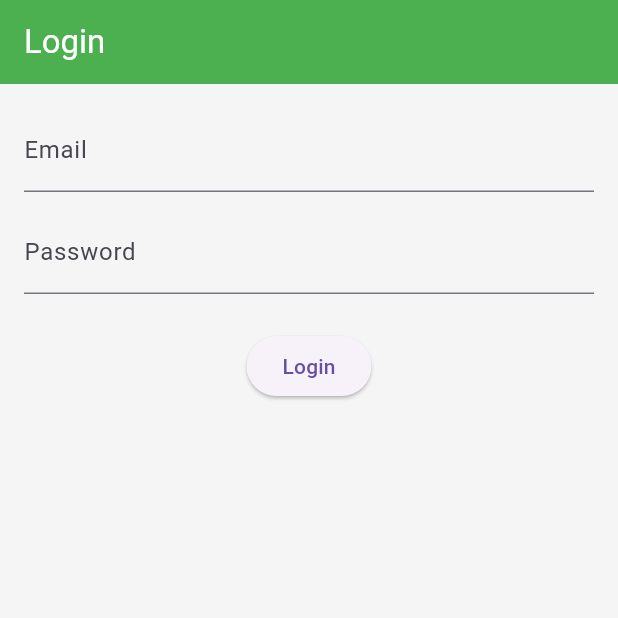
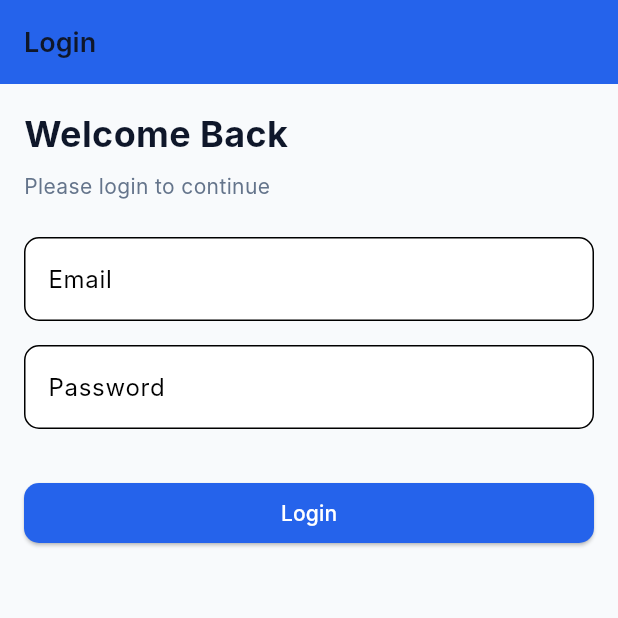
Before and after one commit to MSathiyaseelan/wai_life_assistant, a Flutter app: the screen it shows after launch, on a phone screen of 412 x 824 dp, the top half of it. Run offline on Flutter 3.47's test engine with Material 3 defaults, Android fonts, the phone set to English and light mode, and no system bars; our stand-ins replace dio, flutter_secure_storage; Roboto replaces fonts that are missing (Inter); statements that could not run were skipped.

Commit message:
Themes Added

```diff
--- a/lib/core/api/api_client.dart
+++ b/lib/core/api/api_client.dart
@@ -3,7 +3,6 @@ import '../env/env.dart';
 import 'dio_interceptors.dart';
 import '../auth/auth_interceptor.dart';
 import '../error/api_error_mapper.dart';
-import '../error/api_exception.dart';
 
 class ApiClient {
   late final Dio dio;
--- a/lib/core/theme/app_colors.dart
+++ b/lib/core/theme/app_colors.dart
@@ -1,8 +1,26 @@
 import 'package:flutter/material.dart';
 
 class AppColors {
-  static const primary = Color(0xFF4CAF50);
-  static const background = Color(0xFFF5F5F5);
-  static const textDark = Color(0xFF212121);
-  static const textLight = Color(0xFFFFFFFF);
+  AppColors._();
+
+  // Brand
+  static const Color primary = Color(0xFF2563EB);
+  static const Color secondary = Color(0xFF22C55E);
+
+  // Background
+  static const Color background = Color(0xFFF8FAFC);
+  static const Color surface = Colors.white;
+
+  // Text
+  static const Color textPrimary = Color(0xFF0F172A);
+  static const Color textSecondary = Color(0xFF64748B);
+  static const Color textDisabled = Color(0xFFCBD5E1);
+
+  // Status
+  static const Color success = Color(0xFF16A34A);
+  static const Color warning = Color(0xFFF59E0B);
+  static const Color error = Color(0xFFDC2626);
+
+  // Border
+  static const Color border = Color(0xFFE2E8F0);
 }
--- /dev/null
+++ b/lib/core/theme/app_radius.dart
@@ -0,0 +1,7 @@
+class AppRadius {
+  AppRadius._();
+
+  static const double sm = 6;
+  static const double md = 10;
+  static const double lg = 16;
+}
--- /dev/null
+++ b/lib/core/theme/app_spacing.dart
@@ -0,0 +1,12 @@
+class AppSpacing {
+  AppSpacing._();
+
+  static const double xs = 4;
+  static const double sm = 8;
+  static const double md = 16;
+  static const double lg = 24;
+  static const double xl = 32;
+}
+
+//Usage
+//SizedBox(height: AppSpacing.md);
--- /dev/null
+++ b/lib/core/theme/app_text_styles.dart
@@ -0,0 +1,36 @@
+import 'package:flutter/material.dart';
+import 'app_colors.dart';
+
+class AppTextStyles {
+  AppTextStyles._();
+
+  static const String fontFamily = 'Inter';
+
+  static const TextStyle headingLarge = TextStyle(
+    fontSize: 24,
+    fontWeight: FontWeight.w700,
+    color: AppColors.textPrimary,
+  );
+
+  static const TextStyle headingMedium = TextStyle(
+    fontSize: 18,
+    fontWeight: FontWeight.w600,
+    color: AppColors.textPrimary,
+  );
+
+  static const TextStyle body = TextStyle(
+    fontSize: 14,
+    fontWeight: FontWeight.w400,
+    color: AppColors.textPrimary,
+  );
+
+  static const TextStyle bodySecondary = TextStyle(
+    fontSize: 14,
+    color: AppColors.textSecondary,
+  );
+
+  static const TextStyle caption = TextStyle(
+    fontSize: 12,
+    color: AppColors.textSecondary,
+  );
+}
--- a/lib/core/theme/app_theme.dart
+++ b/lib/core/theme/app_theme.dart
@@ -1,15 +1,51 @@
 import 'package:flutter/material.dart';
 import 'app_colors.dart';
+import 'app_text_styles.dart';
+import 'app_radius.dart';
 
 class AppTheme {
   static ThemeData lightTheme = ThemeData(
-    primaryColor: AppColors.primary,
+    // primaryColor: AppColors.primary,
     scaffoldBackgroundColor: AppColors.background,
+    fontFamily: AppTextStyles.fontFamily,
+    useMaterial3: true,
+
+    textTheme: TextTheme(
+      headlineLarge: AppTextStyles.headingLarge,
+      headlineMedium: AppTextStyles.headingMedium,
+      bodyMedium: AppTextStyles.body,
+      bodySmall: AppTextStyles.bodySecondary,
+    ),
+
     appBarTheme: const AppBarTheme(
       backgroundColor: AppColors.primary,
       foregroundColor: Colors.white,
       elevation: 0,
     ),
-    useMaterial3: true,
+
+    colorScheme: ColorScheme.light(
+      primary: AppColors.primary,
+      secondary: AppColors.secondary,
+      error: AppColors.error,
+    ),
+
+    inputDecorationTheme: InputDecorationTheme(
+      filled: true,
+      fillColor: AppColors.surface,
+      border: OutlineInputBorder(
+        borderRadius: BorderRadius.circular(AppRadius.md),
+        borderSide: BorderSide(color: AppColors.border),
+      ),
+    ),
+
+    elevatedButtonTheme: ElevatedButtonThemeData(
+      style: ElevatedButton.styleFrom(
+        backgroundColor: AppColors.primary,
+        foregroundColor: Colors.white,
+        shape: RoundedRectangleBorder(
+          borderRadius: BorderRadius.circular(AppRadius.md),
+        ),
+      ),
+    ),
   );
 }
--- a/lib/features/auth/login_screen.dart
+++ b/lib/features/auth/login_screen.dart
@@ -1,5 +1,7 @@
 import 'package:flutter/material.dart';
 import '../../routes/app_routes.dart';
+import '../../core/theme/app_text_styles.dart';
+import '../../core/theme/app_spacing.dart';
 
 class LoginScreen extends StatelessWidget {
   const LoginScreen({super.key});
@@ -7,23 +9,42 @@ class LoginScreen extends StatelessWidget {
   @override
   Widget build(BuildContext context) {
     return Scaffold(
-      appBar: AppBar(title: const Text("Login")),
+      appBar: AppBar(title: Text('Login', style: AppTextStyles.headingMedium)),
       body: Padding(
-        padding: const EdgeInsets.all(16),
+        padding: const EdgeInsets.all(AppSpacing.md),
         child: Column(
+          crossAxisAlignment: CrossAxisAlignment.stretch,
           children: [
-            TextField(decoration: InputDecoration(labelText: 'Email')),
-            const SizedBox(height: 12),
+            Text('Welcome Back', style: AppTextStyles.headingLarge),
+
+            const SizedBox(height: AppSpacing.sm),
+
+            Text(
+              'Please login to continue',
+              style: AppTextStyles.bodySecondary,
+            ),
+
+            const SizedBox(height: AppSpacing.lg),
+
+            // Email
+            TextField(decoration: const InputDecoration(labelText: 'Email')),
+
+            const SizedBox(height: AppSpacing.md),
+
+            // Password
             TextField(
-              decoration: InputDecoration(labelText: 'Password'),
+              decoration: const InputDecoration(labelText: 'Password'),
               obscureText: true,
             ),
-            const SizedBox(height: 24),
+
+            const SizedBox(height: AppSpacing.xl),
+
+            // Login Button
             ElevatedButton(
               onPressed: () {
                 Navigator.pushReplacementNamed(context, AppRoutes.bottomNav);
               },
-              child: const Text("Login"),
+              child: const Text('Login'),
             ),
           ],
         ),
```
Also changed, not shown: 7 other files.
